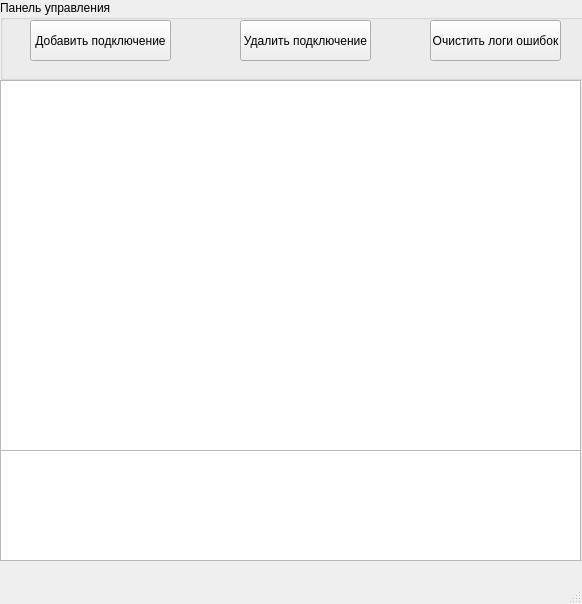
Before: the Qt Designer form mainwindow.ui in BlackSerperior6/TransformatorV2, drawn with Qt 5.
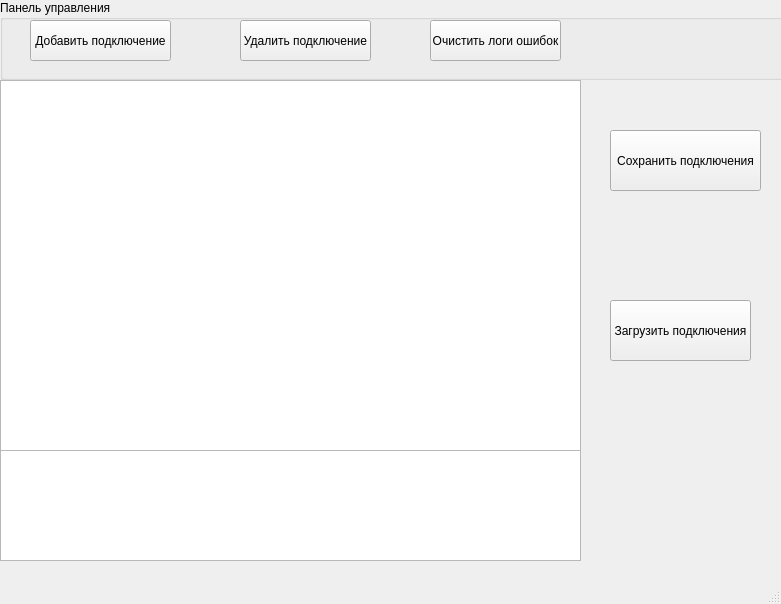
After: the same form once the commit is applied.

Commit message: Кнопки

The edit to the form file:
```diff
--- a/mainwindow.ui
+++ b/mainwindow.ui
@@ -6,7 +6,7 @@
    <rect>
     <x>0</x>
     <y>0</y>
-    <width>582</width>
+    <width>781</width>
     <height>604</height>
    </rect>
   </property>
@@ -16,12 +16,6 @@
     <height>604</height>
    </size>
   </property>
-  <property name="maximumSize">
-   <size>
-    <width>582</width>
-    <height>604</height>
-   </size>
-  </property>
   <property name="windowTitle">
    <string>MainWindow</string>
   </property>
@@ -98,6 +92,32 @@
      </rect>
     </property>
    </widget>
+   <widget class="QPushButton" name="SaveButton">
+    <property name="geometry">
+     <rect>
+      <x>610</x>
+      <y>130</y>
+      <width>151</width>
+      <height>61</height>
+     </rect>
+    </property>
+    <property name="text">
+     <string>Сохранить подключения</string>
+    </property>
+   </widget>
+   <widget class="QPushButton" name="LoadButton">
+    <property name="geometry">
+     <rect>
+      <x>610</x>
+      <y>300</y>
+      <width>141</width>
+      <height>61</height>
+     </rect>
+    </property>
+    <property name="text">
+     <string>Загрузить подключения</string>
+    </property>
+   </widget>
   </widget>
   <widget class="QMenuBar" name="menubar">
    <property name="geometry">
```
Left out of the diff: 2 changed lines with no effect on the pictures.
